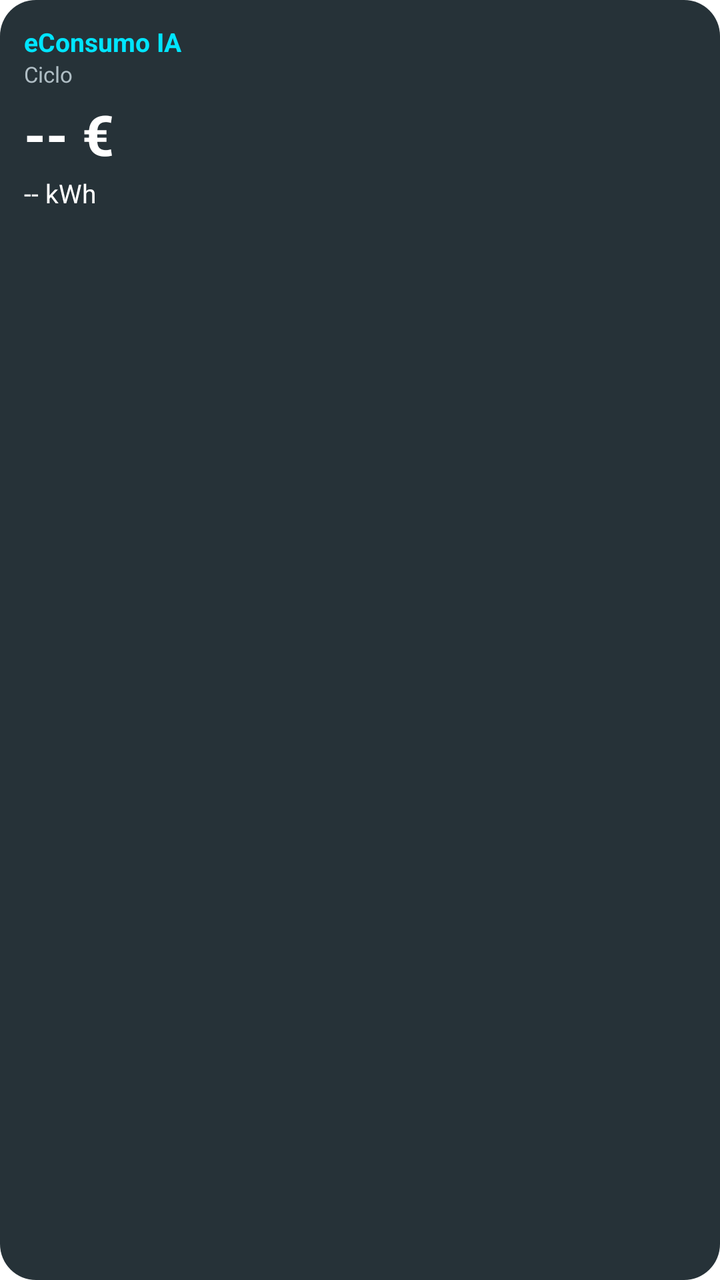
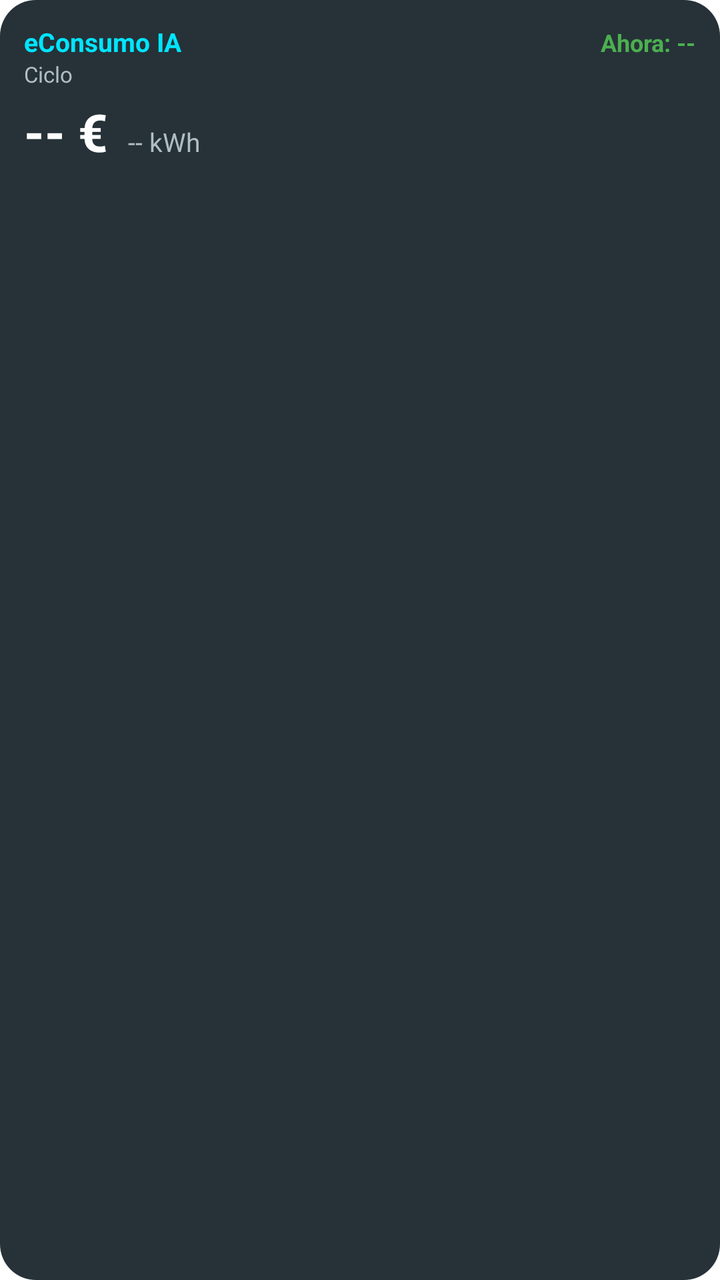

Screens rendered from an Android XML layout before and after an edit, with the pre-edit source and the edit as a unified diff.
<!-- AndroidManifest.xml: fallback theme Theme.MaterialComponents.DayNight.NoActionBar -->
<!-- res/layout/widget_econsumo.xml -->
<?xml version="1.0" encoding="utf-8"?>
<LinearLayout xmlns:android="http://schemas.android.com/apk/res/android"
    android:id="@+id/widget_root"
    android:layout_width="match_parent"
    android:layout_height="match_parent"
    android:orientation="vertical"
    android:background="@drawable/widget_background"
    android:padding="12dp">

    <TextView
        android:id="@+id/widget_titulo"
        android:layout_width="match_parent"
        android:layout_height="wrap_content"
        android:text="eConsumo IA"
        android:textColor="#00E5FF"
        android:textSize="13sp"
        android:textStyle="bold" />

    <TextView
        android:id="@+id/widget_fechas"
        android:layout_width="match_parent"
        android:layout_height="wrap_content"
        android:text="Ciclo"
        android:textColor="#B0BEC5"
        android:textSize="11sp" />

    <TextView
        android:id="@+id/widget_euros"
        android:layout_width="match_parent"
        android:layout_height="wrap_content"
        android:layout_marginTop="4dp"
        android:text="-- €"
        android:textColor="#FFFFFF"
        android:textSize="28sp"
        android:textStyle="bold" />

    <TextView
        android:id="@+id/widget_kwh"
        android:layout_width="match_parent"
        android:layout_height="wrap_content"
        android:layout_marginTop="2dp"
        android:text="-- kWh"
        android:textColor="#FFFFFF"
        android:textSize="13sp" />

    <TextView
        android:id="@+id/widget_prediccion"
        android:layout_width="match_parent"
        android:layout_height="wrap_content"
        android:layout_marginTop="4dp"
        android:text=""
        android:textColor="#80DEEA"
        android:textSize="13sp"
        android:textStyle="bold" />

</LinearLayout>
<!-- resources referenced by this layout -->
<resources>
  <!-- drawable widget_background (drawable) -->
  <?xml version="1.0" encoding="utf-8"?>
  <shape xmlns:android="http://schemas.android.com/apk/res/android"
      android:shape="rectangle">
      <solid android:color="#263238" />
      <corners android:radius="18dp" />
  </shape>
</resources>

<!-- the commit's change to res/layout/widget_econsumo.xml (unified diff, before → after) -->
@@ -7,14 +7,30 @@
     android:background="@drawable/widget_background"
     android:padding="12dp">
 
-    <TextView
-        android:id="@+id/widget_titulo"
+    <LinearLayout
         android:layout_width="match_parent"
         android:layout_height="wrap_content"
-        android:text="eConsumo IA"
-        android:textColor="#00E5FF"
-        android:textSize="13sp"
-        android:textStyle="bold" />
+        android:orientation="horizontal">
+
+        <TextView
+            android:id="@+id/widget_titulo"
+            android:layout_width="0dp"
+            android:layout_height="wrap_content"
+            android:layout_weight="1"
+            android:text="eConsumo IA"
+            android:textColor="#00E5FF"
+            android:textSize="13sp"
+            android:textStyle="bold" />
+
+        <TextView
+            android:id="@+id/widget_periodo"
+            android:layout_width="wrap_content"
+            android:layout_height="wrap_content"
+            android:text="Ahora: --"
+            android:textColor="#4CAF50"
+            android:textSize="12sp"
+            android:textStyle="bold" />
+    </LinearLayout>
 
     <TextView
         android:id="@+id/widget_fechas"
@@ -24,33 +40,49 @@
         android:textColor="#B0BEC5"
         android:textSize="11sp" />
 
-    <TextView
-        android:id="@+id/widget_euros"
+    <LinearLayout
         android:layout_width="match_parent"
         android:layout_height="wrap_content"
         android:layout_marginTop="4dp"
-        android:text="-- €"
-        android:textColor="#FFFFFF"
-        android:textSize="28sp"
-        android:textStyle="bold" />
+        android:orientation="horizontal"
+        android:baselineAligned="true">
 
-    <TextView
-        android:id="@+id/widget_kwh"
-        android:layout_width="match_parent"
-        android:layout_height="wrap_content"
-        android:layout_marginTop="2dp"
-        android:text="-- kWh"
-        android:textColor="#FFFFFF"
-        android:textSize="13sp" />
+        <TextView
+            android:id="@+id/widget_euros"
+            android:layout_width="wrap_content"
+            android:layout_height="wrap_content"
+            android:text="-- €"
+            android:textColor="#FFFFFF"
+            android:textSize="26sp"
+            android:textStyle="bold" />
+
+        <TextView
+            android:id="@+id/widget_kwh"
+            android:layout_width="wrap_content"
+            android:layout_height="wrap_content"
+            android:layout_marginStart="10dp"
+            android:text="-- kWh"
+            android:textColor="#B0BEC5"
+            android:textSize="13sp" />
+    </LinearLayout>
 
     <TextView
         android:id="@+id/widget_prediccion"
         android:layout_width="match_parent"
         android:layout_height="wrap_content"
-        android:layout_marginTop="4dp"
+        android:layout_marginTop="2dp"
         android:text=""
         android:textColor="#80DEEA"
         android:textSize="13sp"
         android:textStyle="bold" />
 
+    <ImageView
+        android:id="@+id/widget_grafica"
+        android:layout_width="match_parent"
+        android:layout_height="0dp"
+        android:layout_weight="1"
+        android:layout_marginTop="6dp"
+        android:scaleType="fitXY"
+        android:contentDescription="Consumo diario" />
+
 </LinearLayout>
